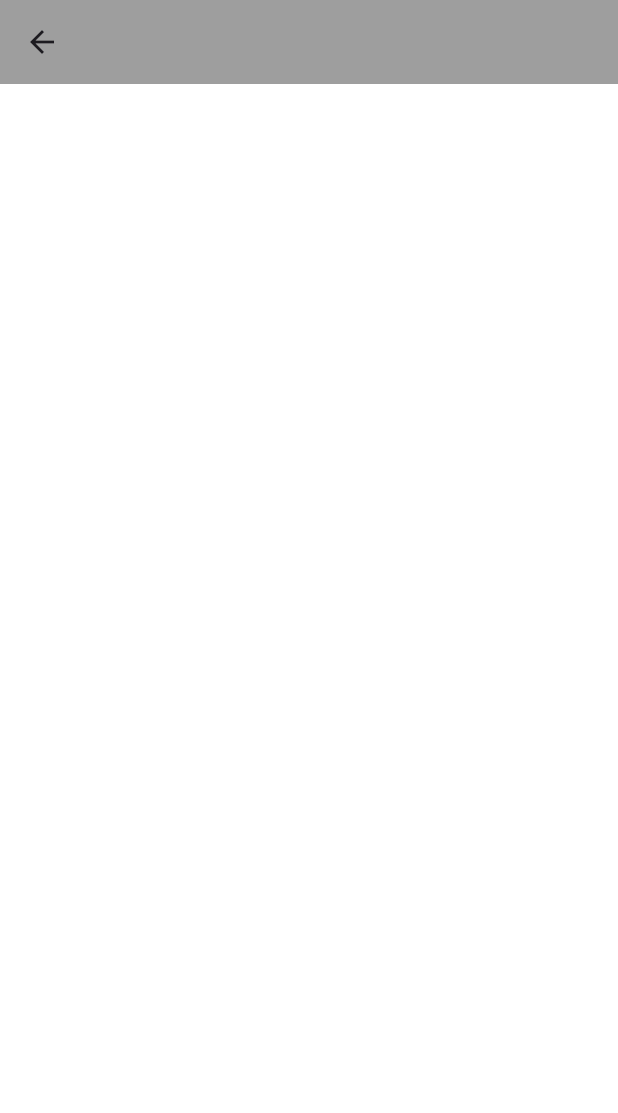
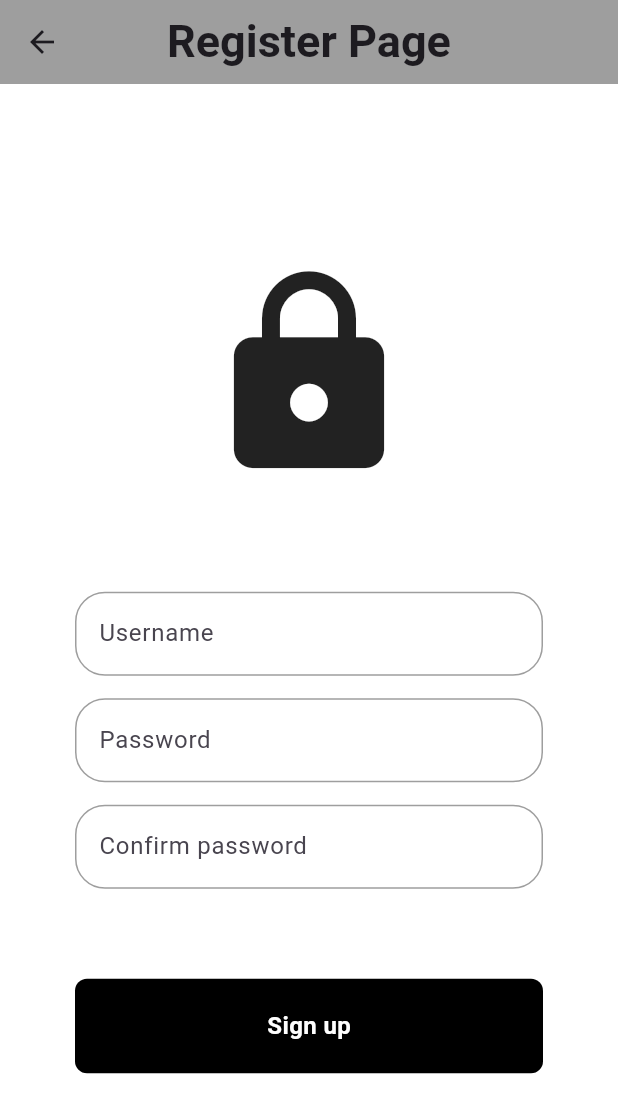
Before and after one commit to Flamie2512/LoginScreen, a Flutter app: the screen it shows after launch, after a tap on "Register now!", on a phone screen of 412 x 824 dp. Shown: the top 1113 px of the screen. Run offline on Flutter 3.47's test engine with Material 3 defaults, Android fonts, the phone set to English and light mode, and no system bars.

Commit message:
forgot pass + register

```diff
--- /dev/null
+++ b/Login Menu/login_menu/lib/Components/sign_up_button.dart
@@ -0,0 +1,32 @@
+import 'package:flutter/material.dart';
+
+class SignUpButton extends StatelessWidget {
+  final Function()? onTap;
+
+  const SignUpButton({super.key, required this.onTap});
+
+  @override
+  Widget build(BuildContext context) {
+    return GestureDetector(
+      onTap: onTap,
+      child: Container(
+        padding: const EdgeInsets.symmetric(horizontal: 20, vertical: 20),
+        margin: EdgeInsets.symmetric(horizontal: 50),
+        decoration: BoxDecoration(
+          color: Colors.black,
+          borderRadius: BorderRadius.circular(8),
+        ),
+        child: const Center(
+          child: Text(
+            "Sign up",
+            style: TextStyle(
+              color: Colors.white,
+              fontWeight: FontWeight.bold,
+              fontSize: 16,
+            ),
+          ),
+        ),
+      ),
+    );
+  }
+}
--- a/Login Menu/login_menu/lib/pages/login_page.dart
+++ b/Login Menu/login_menu/lib/pages/login_page.dart
@@ -127,7 +127,7 @@ class LoginPage extends StatelessWidget {
                   mainAxisAlignment: MainAxisAlignment.center,
                   children: [
                     Text('Not a member?'),
-                    SizedBox(width: 5),
+
                     TextButton(
                       onPressed: () {
                         Navigator.push(
--- a/Login Menu/login_menu/lib/pages/register_page.dart
+++ b/Login Menu/login_menu/lib/pages/register_page.dart
@@ -1,13 +1,88 @@
 import 'package:flutter/material.dart';
+import 'package:login_menu/Components/Sign_up_button.dart';
 
 class RegisterPage extends StatelessWidget {
   const RegisterPage({super.key});
 
+  void SignUpUser() {}
   @override
   Widget build(BuildContext context) {
     return Scaffold(
       backgroundColor: Colors.white,
-      appBar: AppBar(backgroundColor: Colors.grey),
+      appBar: AppBar(
+        backgroundColor: Colors.grey,
+        centerTitle: true,
+        title: Text(
+          'Register Page',
+          style: TextStyle(fontSize: 30, fontWeight: FontWeight.bold),
+        ),
+      ),
+
+      body: SafeArea(
+        child: Center(
+          child: SingleChildScrollView(
+            child: Column(
+              mainAxisAlignment: MainAxisAlignment.center,
+              children: [
+                //icon
+                const SizedBox(height: 10),
+                const Icon(Icons.lock, size: 150),
+                const SizedBox(height: 70),
+
+                //enter username
+                Padding(
+                  padding: const EdgeInsets.symmetric(horizontal: 50),
+                  child: TextField(
+                    decoration: InputDecoration(
+                      labelText: "Username",
+                      enabledBorder: OutlineInputBorder(
+                        borderRadius: BorderRadius.circular(20),
+                        borderSide: const BorderSide(color: Colors.grey),
+                      ),
+                    ),
+                  ),
+                ),
+
+                SizedBox(height: 15),
+
+                Padding(
+                  padding: const EdgeInsets.symmetric(horizontal: 50),
+                  child: TextField(
+                    obscureText: true,
+                    decoration: InputDecoration(
+                      labelText: "Password",
+                      enabledBorder: OutlineInputBorder(
+                        borderRadius: BorderRadius.circular(20),
+                        borderSide: const BorderSide(color: Colors.grey),
+                      ),
+                    ),
+                  ),
+                ),
+
+                SizedBox(height: 15),
+
+                Padding(
+                  padding: const EdgeInsets.symmetric(horizontal: 50),
+                  child: TextField(
+                    obscureText: true,
+                    decoration: InputDecoration(
+                      labelText: "Confirm password",
+                      enabledBorder: OutlineInputBorder(
+                        borderRadius: BorderRadius.circular(20),
+                        borderSide: const BorderSide(color: Colors.grey),
+                      ),
+                    ),
+                  ),
+                ),
+
+                SizedBox(height: 60),
+                //Sign up button
+                SignUpButton(onTap: SignUpUser),
+              ],
+            ),
+          ),
+        ),
+      ),
     );
   }
 }
```
Also changed, not shown: Login Menu/login_menu/lib/Components/new_pass_button.dart (added, +31 -0 lines), Login Menu/login_menu/lib/pages/forgot_pass.dart (+73 -1 lines), 3 other files.
